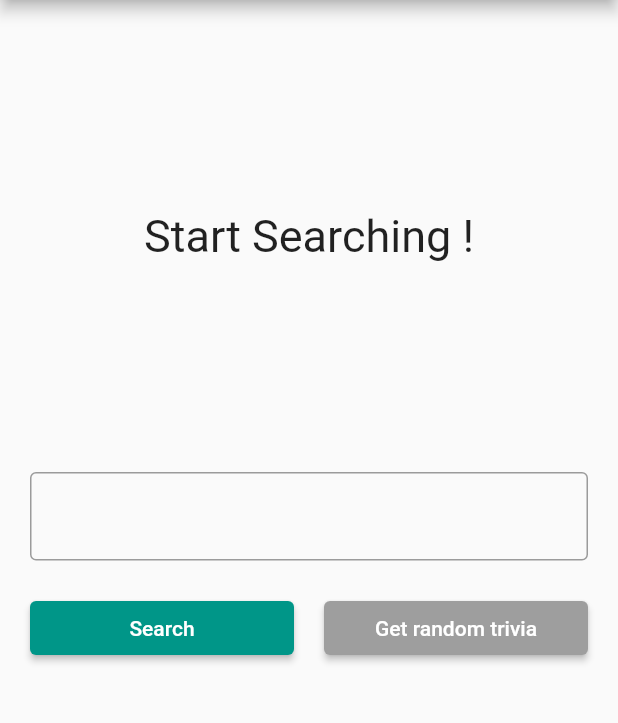
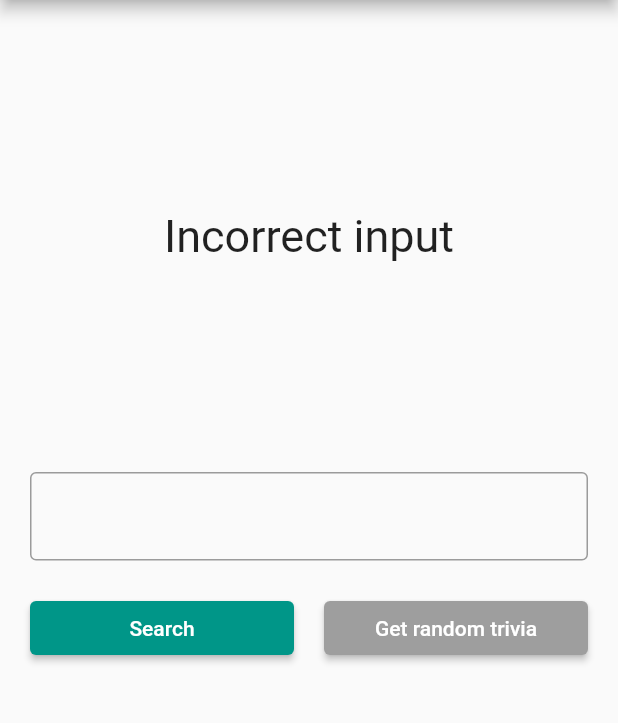
Before and after one commit to MisterPerfect007/Number_trivia, a Flutter app: the screen it shows after launch, after a tap on "Search", on a phone screen of 412 x 824 dp, the part 84-807 px from its top. Run offline on Flutter 3.47's test engine with Material 2 defaults, Android fonts, the phone set to English and light mode, and no system bars; our stand-ins replace bloc, dartz, equatable, flutter_bloc, get_it, internet_connection_checker and 1 more.

Commit message:
Finishing the UI

```diff
--- a/lib/features/number_trivia/presenter/bloc/number_trivia_bloc.dart
+++ b/lib/features/number_trivia/presenter/bloc/number_trivia_bloc.dart
@@ -23,22 +23,22 @@ class NumberTriviaBloc extends Bloc<NumberTriviaEvent, NumberTriviaState> {
     required this.inputConverter,
   }) : super(NumberTriviaInitial()) {
     on<NumberTriviaEvent>((event, emit) async {
+      emit(NumberTriviaLoading());
+
       if (event is GetTriviaForConcreteNumber) {
         final intOrFailure = inputConverter.stringToInt(event.stringNumber);
-        intOrFailure.fold(
-            (failure) =>
-                emit(const NumberTriviaError(message: inputErrorMessage)),
-            (number) async {
-          emit(NumberTriviaLoading());
-          final triviaOrFailure = await concrete.call(Params(number));
-          triviaOrFailure!.fold(
-              (failure) => emit(
-                  NumberTriviaError(message: _cacheOrServerMessage(failure))),
-              (trivia) => emit(NumberTriviaLoaded(trivia)));
-        });
+        if(intOrFailure.isLeft()){
+          intOrFailure.leftMap((failure) => emit(const NumberTriviaError(message: inputErrorMessage)));
+        } else {
+          int number = intOrFailure.getOrElse(() => 0);
+          final triviaOrfailure = await concrete.call(Params(number));
+          triviaOrfailure!.fold(
+            (failure) => emit(NumberTriviaError(message: _cacheOrServerMessage(failure))),
+            (trivia) => emit(NumberTriviaLoaded(trivia))
+          );
+        }
       }
       if (event is GetTriviaForRandomNumber) {
-        emit(NumberTriviaLoading());
         final failureOrTrivia = await random.call(NoParams());
         failureOrTrivia!.fold(
             (failure) => emit(
--- a/lib/features/number_trivia/presenter/pages/number_page.dart
+++ b/lib/features/number_trivia/presenter/pages/number_page.dart
@@ -15,11 +15,10 @@ class NumberTriviaPage extends StatelessWidget {
         child: Container(
             padding: const EdgeInsets.only(left: 20, right: 20),
             height: size.height * 0.8,
-            child: BuildBody()),
+            child: const BuildBody()),
       ),
     );
   }
-
 }
 
 class BuildBody extends StatefulWidget {
@@ -32,43 +31,48 @@ class BuildBody extends StatefulWidget {
 }
 
 class _BuildBodyState extends State<BuildBody> {
-  late String inputStr;
+  String inputStr = '';
+  final inputController = TextEditingController();
   @override
   Widget build(BuildContext context) {
     return Center(
       child: Column(mainAxisSize: MainAxisSize.min, children: [
-        SizedBox(height: 20),
+        const SizedBox(height: 20),
         // Upper half
-        Display(),
-        SizedBox(height: 20),
+        const Display(),
+        const SizedBox(height: 20),
         //Lower half
         Expanded(
           child: Center(
             child: Column(
               children: [
                 TextField(
+                  controller: inputController,
                   keyboardType: TextInputType.number,
                   onChanged: (value) => inputStr = value,
-                  decoration: InputDecoration(border: OutlineInputBorder()),
+                  decoration: const InputDecoration(
+                    border: OutlineInputBorder(),
+                  ),
                 ),
-                SizedBox(height: 20),
+                const SizedBox(height: 20),
                 SizedBox(
                   height: 50,
                   child: Row(
                     children: [
                       Expanded(
                           child: ElevatedButton(
-                        onPressed: () => context.read<NumberTriviaBloc>().add(
-                            GetTriviaForConcreteNumber(inputStr)),
-                        child: Text('Search'),
+                        onPressed: () =>
+                            _addEvent(GetTriviaForConcreteNumber(inputStr)),
+                        child: const Text('Search'),
                       )),
-                      SizedBox(
+                      const SizedBox(
                         width: 20,
                       ),
                       Expanded(
                           child: ElevatedButton(
-                              onPressed: () {},
-                              child: Text('Get random trivia'),
+                              onPressed: () =>
+                                  _addEvent(GetTriviaForRandomNumber()),
+                              child: const Text('Get random trivia'),
                               style: ElevatedButton.styleFrom(
                                   primary: Colors.grey))),
                     ],
@@ -81,26 +85,12 @@ class _BuildBodyState extends State<BuildBody> {
       ]),
     );
   }
-}
 
-class TriviaTextField extends StatefulWidget {
-  const TriviaTextField({
-    Key? key,
-  }) : super(key: key);
-
-  @override
-  State<TriviaTextField> createState() => _TriviaTextFieldState();
-}
-
-class _TriviaTextFieldState extends State<TriviaTextField> {
-  late String inputStr;
-  @override
-  Widget build(BuildContext context) {
-    return TextField(
-      keyboardType: TextInputType.number,
-      onChanged: (value) => inputStr = value,
-      decoration: InputDecoration(border: OutlineInputBorder()),
-    );
+  //
+  void _addEvent(NumberTriviaEvent event) {
+    context.read<NumberTriviaBloc>().add(event);
+    inputController.clear();
+    inputStr = '';
   }
 }
 
@@ -118,12 +108,12 @@ class Display extends StatelessWidget {
           child: BlocBuilder<NumberTriviaBloc, NumberTriviaState>(
             builder: (context, state) {
               if (state is NumberTriviaInitial) {
-                return ShowInfo(info: 'Start Searching !');
+                return const ShowInfo(info: 'Start Searching !');
               }
               // NumberTriviaIntial
               // NumberTriviaLoading
               else if (state is NumberTriviaLoading) {
-                return CircularProgressIndicator();
+                return const CircularProgressIndicator();
               }
               // NumberTriviaLoaded
               else if (state is NumberTriviaLoaded) {
@@ -133,7 +123,7 @@ class Display extends StatelessWidget {
               } else if (state is NumberTriviaError) {
                 return ShowInfo(info: state.message);
               } else {
-                return Text('Something went wrong');
+                return const Text('Something went wrong');
               }
               // NumberTriviaError
             },
@@ -152,7 +142,7 @@ class ShowNumberTrivia extends StatelessWidget {
     return Column(mainAxisAlignment: MainAxisAlignment.center, children: [
       Text(
         '${numberTrivia.number}',
-        style: TextStyle(fontSize: 50, fontWeight: FontWeight.bold),
+        style: const TextStyle(fontSize: 50, fontWeight: FontWeight.bold),
       ),
       Expanded(child: ShowInfo(info: numberTrivia.text))
     ]);
@@ -168,7 +158,7 @@ class ShowInfo extends StatelessWidget {
     return SingleChildScrollView(
       child: Text(
         info,
-        style: TextStyle(fontSize: 30),
+        style: const TextStyle(fontSize: 30),
       ),
     );
   }
```
Also changed, not shown: 1 other file.
